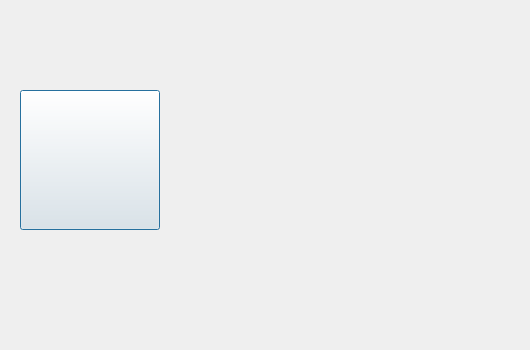
Qt form src/dialogaboutthis.ui (cnldw/FinanceFileReader) before a commit.
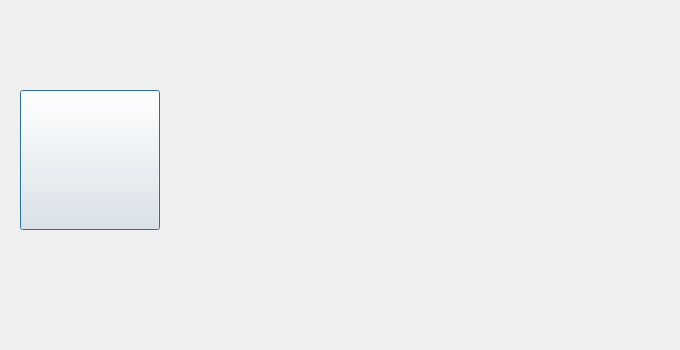
The same form after that commit. Icons and pictures are not drawn.

```diff
--- a/src/dialogaboutthis.ui
+++ b/src/dialogaboutthis.ui
@@ -6,19 +6,19 @@
    <rect>
     <x>0</x>
     <y>0</y>
-    <width>530</width>
+    <width>680</width>
     <height>350</height>
    </rect>
   </property>
   <property name="minimumSize">
    <size>
-    <width>530</width>
+    <width>680</width>
     <height>350</height>
    </size>
   </property>
   <property name="maximumSize">
    <size>
-    <width>530</width>
+    <width>680</width>
     <height>350</height>
    </size>
   </property>
@@ -30,7 +30,7 @@
     <rect>
      <x>190</x>
      <y>10</y>
-     <width>331</width>
+     <width>471</width>
      <height>311</height>
     </rect>
    </property>
```
